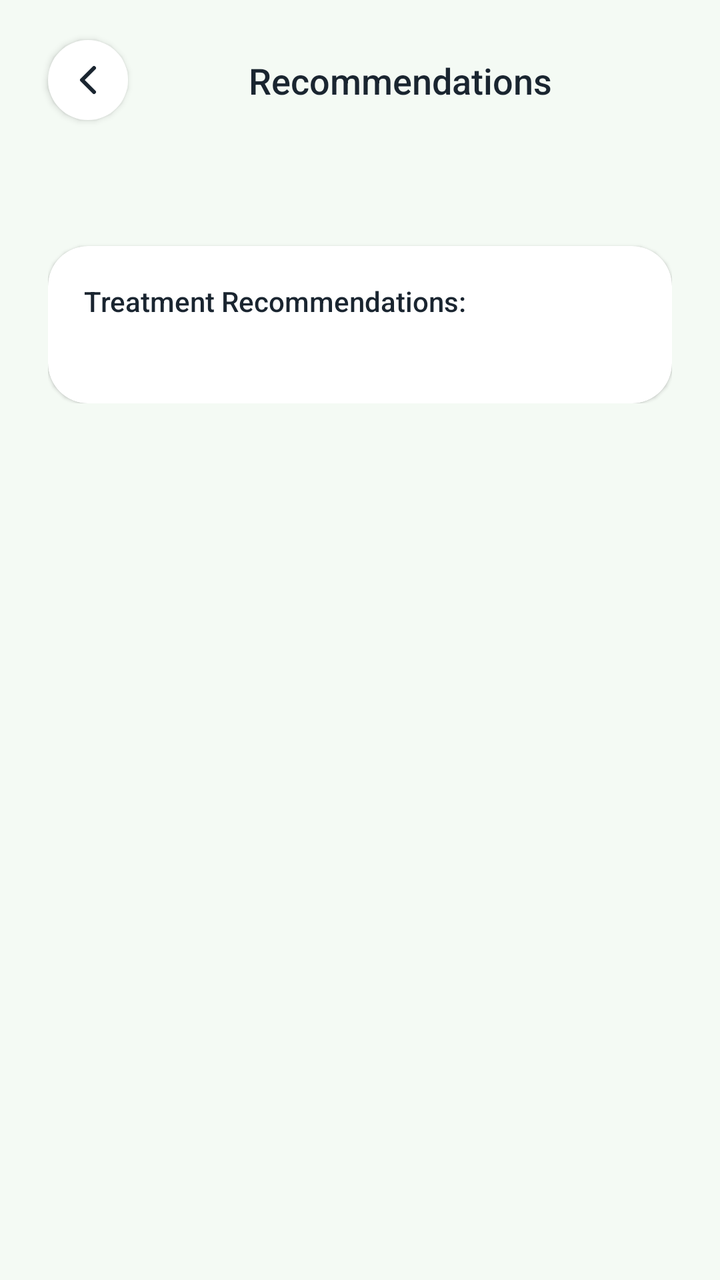
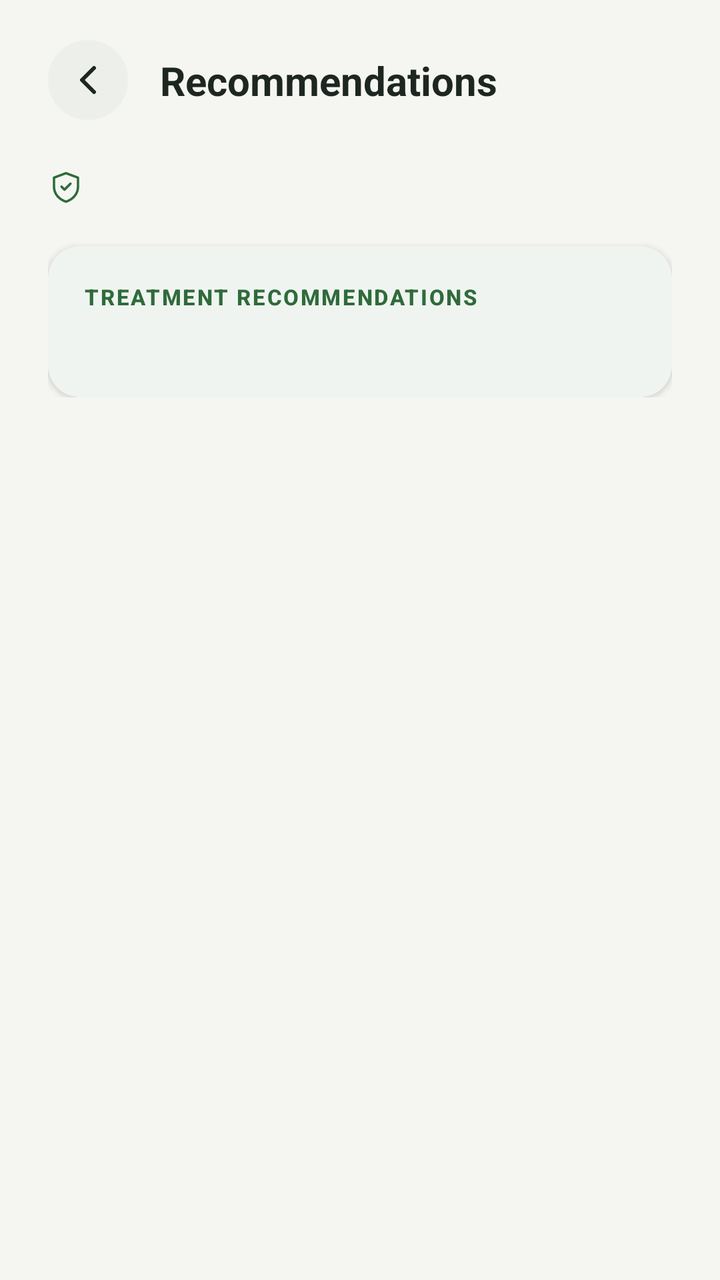

Compare the two renders of this Android layout. The source of the first and the diff that turns it into the second are given below.
<!-- AndroidManifest.xml: application theme Theme.Undersoil -->
<!-- res/layout/activity_recommendations.xml -->
<?xml version="1.0" encoding="utf-8"?>
<androidx.constraintlayout.widget.ConstraintLayout xmlns:android="http://schemas.android.com/apk/res/android"
    xmlns:app="http://schemas.android.com/apk/res-auto"
    android:layout_width="match_parent"
    android:layout_height="match_parent"
    android:background="@color/bg_light_green">

    <ImageButton
        android:id="@+id/backButton"
        android:layout_width="40dp"
        android:layout_height="40dp"
        android:layout_marginStart="24dp"
        android:layout_marginTop="20dp"
        android:background="@drawable/bg_circle_white"
        android:elevation="2dp"
        android:padding="10dp"
        android:src="@drawable/ic_back_arrow"
        android:contentDescription="Back"
        app:layout_constraintStart_toStartOf="parent"
        app:layout_constraintTop_toTopOf="parent" />

    <TextView
        android:id="@+id/titleText"
        android:layout_width="0dp"
        android:layout_height="wrap_content"
        android:layout_marginEnd="24dp"
        android:fontFamily="sans-serif-medium"
        android:gravity="center"
        android:text="Recommendations"
        android:textColor="@color/text_dark"
        android:textSize="18sp"
        app:layout_constraintBottom_toBottomOf="@id/backButton"
        app:layout_constraintEnd_toEndOf="parent"
        app:layout_constraintStart_toEndOf="@id/backButton"
        app:layout_constraintTop_toTopOf="@id/backButton" />

    <androidx.core.widget.NestedScrollView
        android:layout_width="match_parent"
        android:layout_height="0dp"
        android:layout_marginTop="20dp"
        app:layout_constraintBottom_toBottomOf="parent"
        app:layout_constraintEnd_toEndOf="parent"
        app:layout_constraintStart_toStartOf="parent"
        app:layout_constraintTop_toBottomOf="@id/backButton">

        <LinearLayout
            android:layout_width="match_parent"
            android:layout_height="wrap_content"
            android:orientation="vertical"
            android:paddingHorizontal="24dp"
            android:paddingBottom="24dp">

            <TextView
                android:id="@+id/tvDiseaseName"
                android:layout_width="match_parent"
                android:layout_height="wrap_content"
                android:fontFamily="sans-serif-medium"
                android:text=""
                android:textColor="@color/main_green"
                android:textSize="20sp" />

            <TextView
                android:id="@+id/tvDiseaseDescription"
                android:layout_width="match_parent"
                android:layout_height="wrap_content"
                android:layout_marginTop="6dp"
                android:fontFamily="sans-serif"
                android:text=""
                android:textColor="@color/text_sub"
                android:textSize="14sp"
                android:visibility="gone" />

            <androidx.cardview.widget.CardView
                android:layout_width="match_parent"
                android:layout_height="wrap_content"
                android:layout_marginTop="16dp"
                app:cardBackgroundColor="@color/white"
                app:cardCornerRadius="20dp"
                app:cardElevation="1dp">

                <LinearLayout
                    android:layout_width="match_parent"
                    android:layout_height="wrap_content"
                    android:orientation="vertical"
                    android:padding="18dp">

                    <TextView
                        android:layout_width="wrap_content"
                        android:layout_height="wrap_content"
                        android:fontFamily="sans-serif-medium"
                        android:text="Treatment Recommendations:"
                        android:textColor="@color/text_dark"
                        android:textSize="14sp" />

                    <TextView
                        android:id="@+id/tvTreatmentRecommendations"
                        android:layout_width="match_parent"
                        android:layout_height="wrap_content"
                        android:layout_marginTop="6dp"
                        android:fontFamily="sans-serif"
                        android:lineSpacingExtra="4dp"
                        android:text=""
                        android:textColor="@color/text_sub"
                        android:textSize="13sp" />

                </LinearLayout>
            </androidx.cardview.widget.CardView>

        </LinearLayout>
    </androidx.core.widget.NestedScrollView>

</androidx.constraintlayout.widget.ConstraintLayout>
<!-- resources referenced by this layout -->
<resources>
  <color name="bg_light_green">#F4FAF4</color>
  <color name="main_green">#1F4E20</color>
  <color name="text_dark">#1A2530</color>
  <color name="text_sub">#707B81</color>
  <color name="white">#FFFFFFFF</color>
  <!-- drawable bg_circle_white (drawable) -->
  <?xml version="1.0" encoding="utf-8"?>
  <shape xmlns:android="http://schemas.android.com/apk/res/android"
      android:shape="oval">
      <solid android:color="@color/white" />
  </shape>
  <!-- drawable ic_back_arrow (drawable) -->
  <?xml version="1.0" encoding="utf-8"?>
  <vector xmlns:android="http://schemas.android.com/apk/res/android"
      android:width="24dp"
      android:height="24dp"
      android:viewportWidth="24"
      android:viewportHeight="24">
      <path
          android:fillColor="@android:color/transparent"
          android:strokeColor="#1A2530"
          android:strokeWidth="2"
          android:strokeLineCap="round"
          android:strokeLineJoin="round"
          android:pathData="M15,18 L9,12 L15,6" />
  </vector>
  <style name="Base.Theme.Undersoil" parent="Theme.Material3.DayNight.NoActionBar">
          
      </style>
  <!-- unchanged entries left out for length: 1 -->
</resources>

<!-- the commit's change to res/layout/activity_recommendations.xml (unified diff, before → after) -->
@@ -3,7 +3,7 @@
     xmlns:app="http://schemas.android.com/apk/res-auto"
     android:layout_width="match_parent"
     android:layout_height="match_parent"
-    android:background="@color/bg_light_green">
+    android:background="@drawable/bg_screen_gradient">
 
     <ImageButton
         android:id="@+id/backButton"
@@ -12,10 +12,10 @@
         android:layout_marginStart="24dp"
         android:layout_marginTop="20dp"
         android:background="@drawable/bg_circle_white"
-        android:elevation="2dp"
-        android:padding="10dp"
+        android:padding="12dp"
         android:src="@drawable/ic_back_arrow"
         android:contentDescription="Back"
+        app:tint="@color/us_text_primary"
         app:layout_constraintStart_toStartOf="parent"
         app:layout_constraintTop_toTopOf="parent" />
 
@@ -24,11 +24,10 @@
         android:layout_width="0dp"
         android:layout_height="wrap_content"
         android:layout_marginEnd="24dp"
-        android:fontFamily="sans-serif-medium"
-        android:gravity="center"
+        android:layout_marginStart="16dp"
         android:text="Recommendations"
-        android:textColor="@color/text_dark"
-        android:textSize="18sp"
+        android:textAppearance="@style/TextAppearance.AgriTech.Headline"
+        android:textSize="20sp"
         app:layout_constraintBottom_toBottomOf="@id/backButton"
         app:layout_constraintEnd_toEndOf="parent"
         app:layout_constraintStart_toEndOf="@id/backButton"
@@ -56,8 +55,13 @@
                 android:layout_height="wrap_content"
                 android:fontFamily="sans-serif-medium"
                 android:text=""
-                android:textColor="@color/main_green"
-                android:textSize="20sp" />
+                android:drawableStart="@drawable/ic_shield"
+                android:drawablePadding="10dp"
+                android:drawableTint="@color/us_bio_green"
+                android:gravity="center_vertical"
+                android:textColor="@color/us_bio_green"
+                android:textSize="20sp"
+                android:textStyle="bold" />
 
             <TextView
                 android:id="@+id/tvDiseaseDescription"
@@ -70,13 +74,11 @@
                 android:textSize="14sp"
                 android:visibility="gone" />
 
-            <androidx.cardview.widget.CardView
+            <com.google.android.material.card.MaterialCardView
+                style="@style/Widget.AgriTech.CardView.Glow"
                 android:layout_width="match_parent"
                 android:layout_height="wrap_content"
-                android:layout_marginTop="16dp"
-                app:cardBackgroundColor="@color/white"
-                app:cardCornerRadius="20dp"
-                app:cardElevation="1dp">
+                android:layout_marginTop="16dp">
 
                 <LinearLayout
                     android:layout_width="match_parent"
@@ -87,10 +89,9 @@
                     <TextView
                         android:layout_width="wrap_content"
                         android:layout_height="wrap_content"
-                        android:fontFamily="sans-serif-medium"
-                        android:text="Treatment Recommendations:"
-                        android:textColor="@color/text_dark"
-                        android:textSize="14sp" />
+                        android:text="Treatment Recommendations"
+                        android:textAppearance="@style/TextAppearance.AgriTech.Label"
+                        android:textColor="@color/us_bio_green" />
 
                     <TextView
                         android:id="@+id/tvTreatmentRecommendations"
@@ -100,11 +101,11 @@
                         android:fontFamily="sans-serif"
                         android:lineSpacingExtra="4dp"
                         android:text=""
-                        android:textColor="@color/text_sub"
-                        android:textSize="13sp" />
+                        android:textColor="@color/us_text_primary"
+                        android:textSize="14sp" />
 
                 </LinearLayout>
-            </androidx.cardview.widget.CardView>
+            </com.google.android.material.card.MaterialCardView>
 
         </LinearLayout>
     </androidx.core.widget.NestedScrollView>
<!-- resource entries referenced after the edit -->
@@ -1,15 +1,19 @@
 <!-- resources referenced by this layout -->
 <resources>
-  <color name="bg_light_green">#F4FAF4</color>
-  <color name="main_green">#1F4E20</color>
-  <color name="text_dark">#1A2530</color>
-  <color name="text_sub">#707B81</color>
-  <color name="white">#FFFFFFFF</color>
+  <color name="text_sub">@color/us_text_secondary</color>
+  <color name="us_bio_green">#2F6B3A</color>
+  <color name="us_text_primary">#1E2621</color>
   <!-- drawable bg_circle_white (drawable) -->
   <?xml version="1.0" encoding="utf-8"?>
   <shape xmlns:android="http://schemas.android.com/apk/res/android"
       android:shape="oval">
-      <solid android:color="@color/white" />
+      <solid android:color="@color/us_surface_raised" />
+  </shape>
+  <!-- drawable bg_screen_gradient (drawable) -->
+  <?xml version="1.0" encoding="utf-8"?>
+  <shape xmlns:android="http://schemas.android.com/apk/res/android"
+      android:shape="rectangle">
+      <solid android:color="@color/us_bg" />
   </shape>
   <!-- drawable ic_back_arrow (drawable) -->
   <?xml version="1.0" encoding="utf-8"?>
@@ -20,15 +24,276 @@
       android:viewportHeight="24">
       <path
           android:fillColor="@android:color/transparent"
-          android:strokeColor="#1A2530"
+          android:strokeColor="@color/us_text_primary"
           android:strokeWidth="2"
           android:strokeLineCap="round"
           android:strokeLineJoin="round"
           android:pathData="M15,18 L9,12 L15,6" />
   </vector>
-  <style name="Base.Theme.Undersoil" parent="Theme.Material3.DayNight.NoActionBar">
-          
-      </style>
+  <!-- drawable ic_shield (drawable) -->
+  <?xml version="1.0" encoding="utf-8"?>
+  <vector xmlns:android="http://schemas.android.com/apk/res/android"
+      android:width="18dp"
+      android:height="18dp"
+      android:viewportWidth="24"
+      android:viewportHeight="24">
+      <path
+          android:fillColor="@android:color/transparent"
+          android:strokeColor="@color/us_text_primary"
+          android:strokeWidth="1.6"
+          android:strokeLineJoin="round"
+          android:pathData="M12,3 L20,6 L20,12 C20,17 16.5,20.5 12,22 C7.5,20.5 4,17 4,12 L4,6 Z" />
+      <path
+          android:fillColor="@android:color/transparent"
+          android:strokeColor="@color/us_text_primary"
+          android:strokeWidth="1.6"
+          android:strokeLineCap="round"
+          android:strokeLineJoin="round"
+          android:pathData="M9,12 L11,14 L15,10" />
+  </vector>
+  <style name="TextAppearance.AgriTech.Headline" parent="TextAppearance.Material3.HeadlineSmall">
+          <item name="android:textColor">@color/us_text_primary</item>
+          <item name="android:textSize">24sp</item>
+          <item name="android:textStyle">bold</item>
+      </style>
+  <style name="TextAppearance.AgriTech.Label" parent="TextAppearance.Material3.LabelSmall">
+          <item name="android:textColor">@color/us_text_secondary</item>
+          <item name="android:textSize">11sp</item>
+          <item name="android:textAllCaps">true</item>
+          <item name="android:letterSpacing">0.08</item>
+          <item name="android:textStyle">bold</item>
+      </style>
+  <style name="Widget.AgriTech.CardView.Glow">
+          <item name="cardElevation">2dp</item>
+      </style>
+  <color name="us_text_secondary">#58625C</color>
+  <color name="us_surface_raised">#EDF0EA</color>
+  <color name="us_bg">#F5F6F2</color>
+  <style name="Base.Theme.Undersoil" parent="AgriTech.Theme" />
+  <style name="AgriTech.Theme" parent="Theme.Material3.DayNight.NoActionBar">
+          
+          <item name="colorPrimary">@color/us_bio_green</item>
+          <item name="colorOnPrimary">@color/us_on_bio_green</item>
+          <item name="colorPrimaryContainer">@color/us_bio_green_container</item>
+          <item name="colorOnPrimaryContainer">@color/us_on_bio_green_container</item>
+          <item name="colorPrimaryInverse">@color/us_bio_green_dim</item>
+  
+          
+          <item name="colorSecondary">@color/us_aqua</item>
+          <item name="colorOnSecondary">@color/us_on_aqua</item>
+          <item name="colorSecondaryContainer">@color/us_aqua_container</item>
+          <item name="colorOnSecondaryContainer">@color/us_on_aqua_container</item>
+  
+          
+          <item name="colorTertiary">@color/us_amber</item>
+          <item name="colorOnTertiary">@color/us_surface</item>
+          <item name="colorTertiaryContainer">@color/us_amber_container</item>
+          <item name="colorOnTertiaryContainer">@color/us_text_primary</item>
+  
+          
+          <item name="colorError">@color/us_danger</item>
+          <item name="colorOnError">@color/us_on_danger</item>
+          <item name="colorErrorContainer">@color/us_danger_container</item>
+          <item name="colorOnErrorContainer">@color/us_text_primary</item>
+  
+          
+          <item name="android:colorBackground">@color/us_bg</item>
+          <item name="colorOnBackground">@color/us_text_primary</item>
+          <item name="colorSurface">@color/us_surface</item>
+          <item name="colorOnSurface">@color/us_text_primary</item>
+          <item name="colorSurfaceVariant">@color/us_surface_raised</item>
+          <item name="colorOnSurfaceVariant">@color/us_text_secondary</item>
+          <item name="colorSurfaceInverse">@color/us_text_primary</item>
+          <item name="colorOnSurfaceInverse">@color/us_bg</item>
+          <item name="colorSurfaceBright">@color/us_surface_raised</item>
+          <item name="colorSurfaceDim">@color/us_bg</item>
+          <item name="colorSurfaceContainerLowest">@color/us_surface</item>
+          <item name="colorSurfaceContainerLow">@color/us_surface</item>
+          <item name="colorSurfaceContainer">@color/us_surface_card</item>
+          <item name="colorSurfaceContainerHigh">@color/us_surface_raised</item>
+          <item name="colorSurfaceContainerHighest">@color/us_surface_raised</item>
+          <item name="colorOutline">@color/us_outline_strong</item>
+          <item name="colorOutlineVariant">@color/us_outline</item>
+          <item name="colorControlNormal">@color/us_text_secondary</item>
+          <item name="colorControlActivated">@color/us_bio_green</item>
+          <item name="colorControlHighlight">@color/us_bio_green_glow</item>
+  
+          
+          <item name="android:textColorPrimary">@color/us_text_primary</item>
+          <item name="android:textColorSecondary">@color/us_text_secondary</item>
+          <item name="android:textColorTertiary">@color/us_text_hint</item>
+          <item name="android:textColorHint">@color/us_text_hint</item>
+          <item name="android:textColorLink">@color/us_aqua</item>
+          <item name="android:textColorHighlight">@color/us_bio_green_container</item>
+          <item name="android:editTextColor">@color/us_text_primary</item>
+  
+          
+          <item name="android:windowBackground">@color/us_bg</item>
+          <item name="android:statusBarColor">@color/us_bg</item>
+          <item name="android:navigationBarColor">@color/us_surface</item>
+          <item name="android:windowLightStatusBar">true</item>
+          <item name="android:windowLightNavigationBar">true</item>
+          <item name="android:forceDarkAllowed">false</item>
+          <item name="android:isLightTheme">true</item>
+          <item name="isLightTheme">true</item>
+          <item name="android:windowAnimationStyle">@style/AgriTech.WindowAnimation</item>
+  
+          
+          <item name="materialCardViewStyle">@style/Widget.AgriTech.CardView</item>
+          <item name="materialButtonStyle">@style/Widget.AgriTech.Button</item>
+          <item name="borderlessButtonStyle">@style/Widget.AgriTech.Button.Text</item>
+          <item name="bottomNavigationStyle">@style/Widget.AgriTech.BottomNavigation</item>
+          <item name="bottomAppBarStyle">@style/Widget.AgriTech.BottomAppBar</item>
+          <item name="floatingActionButtonStyle">@style/Widget.AgriTech.FAB</item>
+          <item name="textInputStyle">@style/Widget.AgriTech.TextInputLayout</item>
+          <item name="materialSwitchStyle">@style/Widget.Material3.CompoundButton.MaterialSwitch</item>
+          <item name="shapeAppearanceCornerSmall">@style/ShapeAppearance.AgriTech.Small</item>
+          <item name="shapeAppearanceCornerMedium">@style/ShapeAppearance.AgriTech.Medium</item>
+          <item name="shapeAppearanceCornerLarge">@style/ShapeAppearance.AgriTech.Large</item>
+          <item name="materialAlertDialogTheme">@style/ThemeOverlay.AgriTech.Dialog</item>
+          <item name="android:alertDialogTheme">@style/ThemeOverlay.AgriTech.Dialog</item>
+      </style>
+  <color name="us_on_bio_green">#FFFFFF</color>
+  <color name="us_bio_green_container">#DDEBDD</color>
+  <color name="us_on_bio_green_container">#163A1E</color>
+  <color name="us_bio_green_dim">#24542D</color>
+  <color name="us_aqua">#2D7398</color>
+  <color name="us_on_aqua">#FFFFFF</color>
+  <color name="us_aqua_container">#DCEBF3</color>
+  <color name="us_on_aqua_container">#123547</color>
+  <color name="us_amber">#B8742A</color>
+  <color name="us_surface">#FFFFFF</color>
+  <color name="us_amber_container">#F6E8D6</color>
+  <color name="us_danger">#B34A3C</color>
+  <color name="us_on_danger">#FFFFFF</color>
+  <color name="us_danger_container">#F8E1DC</color>
+  <color name="us_surface_card">#FFFFFF</color>
+  <color name="us_outline_strong">#C4CBC1</color>
+  <color name="us_outline">#E2E6DF</color>
+  <color name="us_bio_green_glow">#1F2F6B3A</color>
+  <color name="us_text_hint">#89928C</color>
+  <style name="AgriTech.WindowAnimation" parent="@android:style/Animation.Activity">
+          <item name="android:activityOpenEnterAnimation">@anim/slide_in_right</item>
+          <item name="android:activityOpenExitAnimation">@anim/slide_out_left</item>
+          <item name="android:activityCloseEnterAnimation">@anim/fade_in</item>
+          <item name="android:activityCloseExitAnimation">@anim/fade_out</item>
+      </style>
+  <style name="Widget.AgriTech.CardView" parent="Widget.Material3.CardView.Elevated">
+          <item name="cardBackgroundColor">@color/us_surface_card</item>
+          <item name="cardCornerRadius">16dp</item>
+          <item name="cardElevation">1dp</item>
+          <item name="strokeColor">@color/us_outline</item>
+          <item name="strokeWidth">0dp</item>
+          <item name="rippleColor">@color/us_bio_green_glow</item>
+      </style>
+  <style name="Widget.AgriTech.Button" parent="Widget.Material3.Button">
+          <item name="backgroundTint">@color/selector_button_primary_bg</item>
+          <item name="android:textColor">@color/selector_button_primary_text</item>
+          <item name="iconTint">@color/selector_button_primary_text</item>
+          <item name="rippleColor">#33FFFFFF</item>
+          <item name="android:minHeight">52dp</item>
+          <item name="android:textSize">15sp</item>
+          <item name="android:textStyle">bold</item>
+          <item name="android:letterSpacing">0.01</item>
+          <item name="android:textAllCaps">false</item>
+          <item name="shapeAppearance">@style/ShapeAppearance.AgriTech.Button</item>
+          <item name="android:elevation">0dp</item>
+      </style>
+  <style name="Widget.AgriTech.Button.Text" parent="Widget.Material3.Button.TextButton">
+          <item name="android:textColor">@color/us_bio_green</item>
+          <item name="iconTint">@color/us_bio_green</item>
+          <item name="rippleColor">@color/us_bio_green_glow</item>
+          <item name="android:textStyle">bold</item>
+          <item name="android:textAllCaps">false</item>
+          <item name="shapeAppearance">@style/ShapeAppearance.AgriTech.Button</item>
+      </style>
+  <style name="Widget.AgriTech.BottomNavigation" parent="Widget.Material3.BottomNavigationView">
+          <item name="android:background">@android:color/transparent</item>
+          <item name="backgroundTint">@android:color/transparent</item>
+          <item name="elevation">0dp</item>
+          <item name="itemIconTint">@color/bottom_nav_item_tint</item>
+          <item name="itemTextColor">@color/bottom_nav_item_tint</item>
+          <item name="itemIconSize">24dp</item>
+          <item name="itemRippleColor">@color/us_bio_green_glow</item>
+          <item name="labelVisibilityMode">labeled</item>
+          <item name="itemActiveIndicatorStyle">@style/Widget.AgriTech.BottomNavigation.ActiveIndicator</item>
+          <item name="itemTextAppearanceActive">@style/TextAppearance.AgriTech.NavLabel.Active</item>
+          <item name="itemTextAppearanceInactive">@style/TextAppearance.AgriTech.NavLabel</item>
+      </style>
+  <style name="Widget.AgriTech.BottomAppBar" parent="Widget.Material3.BottomAppBar">
+          <item name="backgroundTint">@color/us_surface</item>
+          <item name="elevation">6dp</item>
+          <item name="fabAnchorMode">cradle</item>
+          <item name="fabAlignmentMode">center</item>
+          <item name="fabCradleMargin">8dp</item>
+          <item name="fabCradleRoundedCornerRadius">20dp</item>
+          <item name="fabCradleVerticalOffset">4dp</item>
+      </style>
+  <style name="Widget.AgriTech.FAB" parent="Widget.Material3.FloatingActionButton.Primary">
+          <item name="backgroundTint">@color/us_bio_green</item>
+          <item name="tint">@color/us_on_bio_green</item>
+          <item name="rippleColor">#33FFFFFF</item>
+          <item name="shapeAppearanceOverlay">@style/ShapeAppearance.AgriTech.Pill</item>
+          <item name="elevation">4dp</item>
+      </style>
+  <style name="Widget.AgriTech.TextInputLayout" parent="Widget.Material3.TextInputLayout.OutlinedBox">
+          <item name="boxBackgroundColor">@color/us_surface_input</item>
+          <item name="boxStrokeColor">@color/selector_input_stroke</item>
+          <item name="boxStrokeWidth">1dp</item>
+          <item name="boxStrokeWidthFocused">2dp</item>
+          <item name="hintTextColor">@color/us_bio_green</item>
+          <item name="android:textColorHint">@color/us_text_hint</item>
+          <item name="startIconTint">@color/us_text_secondary</item>
+          <item name="endIconTint">@color/us_text_secondary</item>
+          <item name="boxCornerRadiusTopStart">12dp</item>
+          <item name="boxCornerRadiusTopEnd">12dp</item>
+          <item name="boxCornerRadiusBottomStart">12dp</item>
+          <item name="boxCornerRadiusBottomEnd">12dp</item>
+      </style>
+  <style name="ShapeAppearance.AgriTech.Small" parent="ShapeAppearance.Material3.Corner.Small">
+          <item name="cornerFamily">rounded</item>
+          <item name="cornerSize">8dp</item>
+      </style>
+  <style name="ShapeAppearance.AgriTech.Medium" parent="ShapeAppearance.Material3.Corner.Medium">
+          <item name="cornerFamily">rounded</item>
+          <item name="cornerSize">16dp</item>
+      </style>
+  <style name="ShapeAppearance.AgriTech.Large" parent="ShapeAppearance.Material3.Corner.Large">
+          <item name="cornerFamily">rounded</item>
+          <item name="cornerSize">20dp</item>
+      </style>
+  <style name="ThemeOverlay.AgriTech.Dialog" parent="ThemeOverlay.Material3.MaterialAlertDialog">
+          <item name="colorSurface">@color/us_surface_card</item>
+          <item name="colorSurfaceContainerHigh">@color/us_surface_card</item>
+          <item name="colorOnSurface">@color/us_text_primary</item>
+          <item name="colorOnSurfaceVariant">@color/us_text_secondary</item>
+          <item name="colorPrimary">@color/us_bio_green</item>
+          <item name="android:textColorPrimary">@color/us_text_primary</item>
+          <item name="android:textColorSecondary">@color/us_text_secondary</item>
+          <item name="shapeAppearanceOverlay">@style/ShapeAppearance.AgriTech.Large</item>
+      </style>
+  <style name="ShapeAppearance.AgriTech.Button" parent="">
+          <item name="cornerFamily">rounded</item>
+          <item name="cornerSize">12dp</item>
+      </style>
+  <style name="Widget.AgriTech.BottomNavigation.ActiveIndicator" parent="Widget.Material3.BottomNavigationView.ActiveIndicator">
+          <item name="android:color">@color/bottom_nav_indicator</item>
+          <item name="android:width">64dp</item>
+          <item name="android:height">32dp</item>
+          <item name="shapeAppearance">@style/ShapeAppearance.AgriTech.Pill</item>
+      </style>
+  <style name="TextAppearance.AgriTech.NavLabel.Active">
+          <item name="android:textStyle">bold</item>
+      </style>
+  <style name="TextAppearance.AgriTech.NavLabel" parent="TextAppearance.Material3.LabelMedium">
+          <item name="android:textSize">12sp</item>
+          <item name="android:letterSpacing">0.04</item>
+      </style>
+  <style name="ShapeAppearance.AgriTech.Pill" parent="">
+          <item name="cornerFamily">rounded</item>
+          <item name="cornerSize">50%</item>
+      </style>
+  <color name="us_surface_input">#F3F5F0</color>
   <!-- unchanged entries left out for length: 1 -->
 </resources>
 
